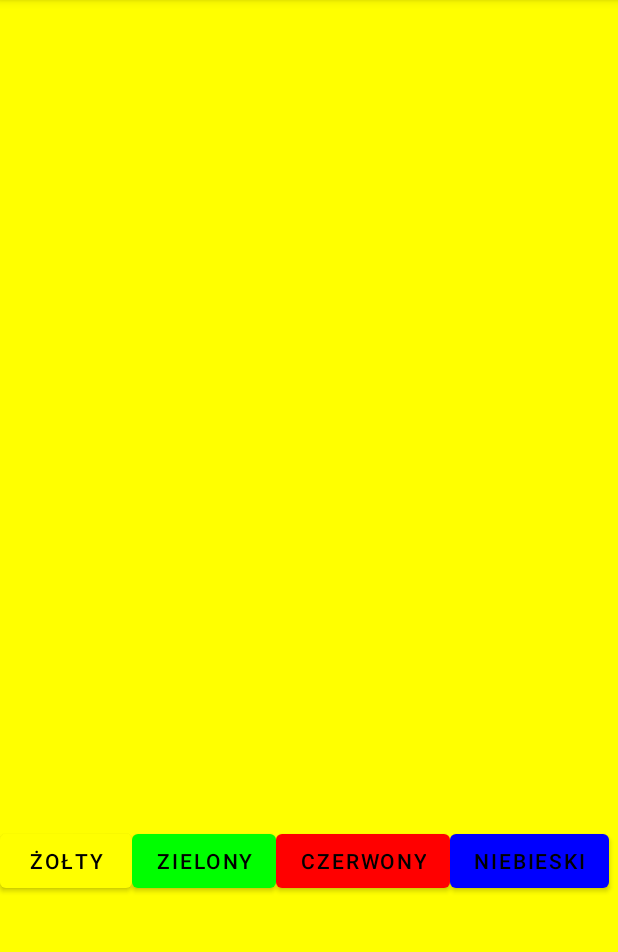
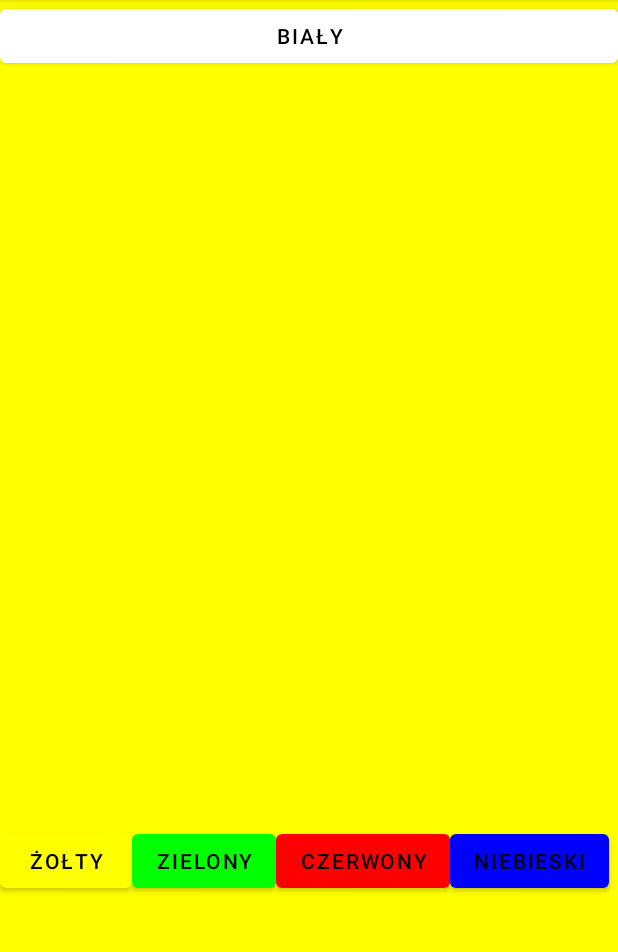
Before and after one commit to kubaxd864/ZSEiT, an Android app: the screen it shows after launch (MainActivity), after a tap on "ŻOŁTY", on a phone screen of 412 x 824 dp, the part 84-1036 px from its top. Run offline under Robolectric (Android 15) with nearby library versions, the phone set to English and light mode, and no system bars.

Commit message:
Update Latarka
Update Latarka

```diff
--- a/Android Studio/Zad1/Latarka/app/src/main/java/com/example/latarka/MainActivity.java
+++ b/Android Studio/Zad1/Latarka/app/src/main/java/com/example/latarka/MainActivity.java
@@ -13,18 +13,23 @@ public class MainActivity extends AppCompatActivity implements View.OnClickListe
     Button niebieski;
     Button zielony;
     Button zolty;
+    Button bialy;
     LinearLayout bg;
+    LinearLayout bg1;
 
     @Override
     protected void onCreate(Bundle savedInstanceState) {
         super.onCreate(savedInstanceState);
         setContentView(R.layout.activity_main);
 
+        bialy = findViewById(R.id.bialy);
         zolty = findViewById(R.id.zolty);
         zielony = findViewById(R.id.zielony);
         niebieski = findViewById(R.id.niebieski);
         czerwony = findViewById(R.id.czerwony);
         bg = findViewById(R.id.bg);
+        bg1 = findViewById(R.id.bg1);
+        bialy.setBackgroundColor(Color.WHITE);
         czerwony.setBackgroundColor(Color.RED);
         czerwony.setTextColor(Color.BLACK);
         niebieski.setBackgroundColor(Color.BLUE);
@@ -38,6 +43,7 @@ public class MainActivity extends AppCompatActivity implements View.OnClickListe
         zielony.setOnClickListener(this);
         niebieski.setOnClickListener(this);
         czerwony.setOnClickListener(this);
+        bialy.setOnClickListener(this);
 
 
     }
@@ -46,15 +52,23 @@ public class MainActivity extends AppCompatActivity implements View.OnClickListe
     public void onClick(View view) {
         if(view.getId() == zolty.getId()){
             bg.setBackgroundColor(Color.YELLOW);
+            bg1.setBackgroundColor(Color.YELLOW);
         }
         if(view.getId() == zielony.getId()){
             bg.setBackgroundColor(Color.GREEN);
+            bg1.setBackgroundColor(Color.GREEN);
         }
         if(view.getId() == niebieski.getId()){
             bg.setBackgroundColor(Color.BLUE);
+            bg1.setBackgroundColor(Color.BLUE);
         }
         if(view.getId() == czerwony.getId()){
             bg.setBackgroundColor(Color.RED);
+            bg1.setBackgroundColor(Color.RED);
+        }
+        if(view.getId() == bialy.getId()){
+            bg.setBackgroundColor(Color.WHITE);
+            bg1.setBackgroundColor(Color.WHITE);
         }
 
     }
--- a/Android Studio/Zad1/Latarka/app/src/main/res/layout/activity_main.xml
+++ b/Android Studio/Zad1/Latarka/app/src/main/res/layout/activity_main.xml
@@ -57,4 +57,19 @@
 
     </LinearLayout>
 
+    <LinearLayout
+        android:id="@+id/bg1"
+        android:layout_width="match_parent"
+        android:layout_height="100dp"
+        android:background="@color/white"
+        android:orientation="vertical">
+
+        <Button
+            android:id="@+id/bialy"
+            android:layout_width="match_parent"
+            android:layout_height="wrap_content"
+            android:textColor="@color/black"
+            android:text="Biały" />
+    </LinearLayout>
+
 </androidx.constraintlayout.widget.ConstraintLayout>
```
